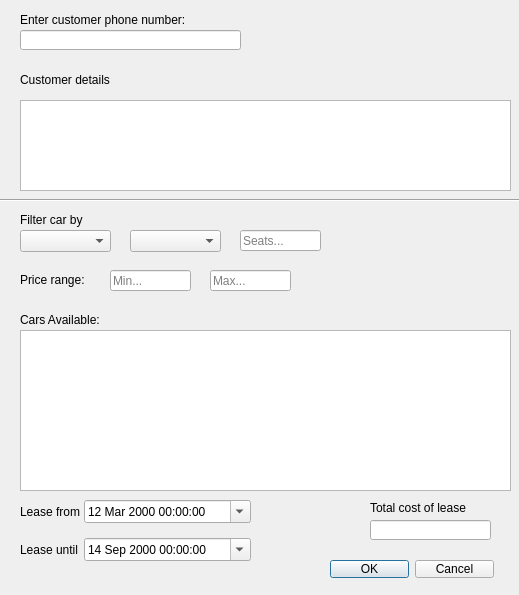
This is src/LeaseDialog.ui in Blodroed/RustyRides as Qt 5 draws it before an edit. The edited form follows.
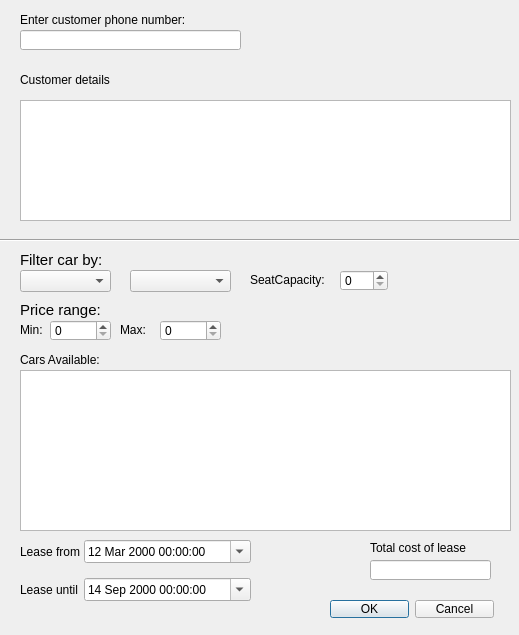
This is the edited form.

Commit message:
filter for cars finished
had to add a default constructor to customer for some dumb reason

Diff of the .ui file:
```diff
--- a/src/LeaseDialog.ui
+++ b/src/LeaseDialog.ui
@@ -7,7 +7,7 @@
     <x>0</x>
     <y>0</y>
     <width>519</width>
-    <height>595</height>
+    <height>635</height>
    </rect>
   </property>
   <property name="windowTitle">
@@ -17,7 +17,7 @@
    <property name="geometry">
     <rect>
      <x>20</x>
-     <y>230</y>
+     <y>270</y>
      <width>91</width>
      <height>22</height>
     </rect>
@@ -127,8 +127,8 @@
    <property name="geometry">
     <rect>
      <x>130</x>
-     <y>230</y>
-     <width>91</width>
+     <y>270</y>
+     <width>101</width>
      <height>22</height>
     </rect>
    </property>
@@ -176,7 +176,7 @@
    <property name="geometry">
     <rect>
      <x>20</x>
-     <y>330</y>
+     <y>370</y>
      <width>491</width>
      <height>161</height>
     </rect>
@@ -186,7 +186,7 @@
    <property name="geometry">
     <rect>
      <x>20</x>
-     <y>310</y>
+     <y>350</y>
      <width>211</width>
      <height>20</height>
     </rect>
@@ -202,7 +202,7 @@
    <property name="geometry">
     <rect>
      <x>330</x>
-     <y>560</y>
+     <y>600</y>
      <width>164</width>
      <height>18</height>
     </rect>
@@ -215,13 +215,18 @@
    <property name="geometry">
     <rect>
      <x>20</x>
-     <y>210</y>
+     <y>250</y>
      <width>111</width>
      <height>20</height>
     </rect>
    </property>
+   <property name="font">
+    <font>
+     <pointsize>11</pointsize>
+    </font>
+   </property>
    <property name="text">
-    <string>Filter car by</string>
+    <string>Filter car by:</string>
    </property>
    <property name="alignment">
     <set>Qt::AlignLeading|Qt::AlignLeft|Qt::AlignVCenter</set>
@@ -267,7 +272,7 @@
    <property name="geometry">
     <rect>
      <x>20</x>
-     <y>500</y>
+     <y>540</y>
      <width>231</width>
      <height>75</height>
     </rect>
@@ -343,7 +348,7 @@
    <property name="geometry">
     <rect>
      <x>370</x>
-     <y>500</y>
+     <y>540</y>
      <width>131</width>
      <height>16</height>
     </rect>
@@ -356,7 +361,7 @@
    <property name="geometry">
     <rect>
      <x>370</x>
-     <y>520</y>
+     <y>560</y>
      <width>121</width>
      <height>20</height>
     </rect>
@@ -369,67 +374,27 @@
    <property name="geometry">
     <rect>
      <x>20</x>
-     <y>270</y>
+     <y>300</y>
      <width>101</width>
      <height>20</height>
     </rect>
    </property>
+   <property name="font">
+    <font>
+     <pointsize>11</pointsize>
+    </font>
+   </property>
    <property name="text">
     <string>Price range:</string>
    </property>
   </widget>
-  <widget class="QLineEdit" name="MinPrice">
-   <property name="geometry">
-    <rect>
-     <x>110</x>
-     <y>270</y>
-     <width>81</width>
-     <height>21</height>
-    </rect>
-   </property>
-   <property name="text">
-    <string/>
-   </property>
-   <property name="placeholderText">
-    <string>Min...</string>
-   </property>
-  </widget>
-  <widget class="QLineEdit" name="MaxPrice">
-   <property name="geometry">
-    <rect>
-     <x>210</x>
-     <y>270</y>
-     <width>81</width>
-     <height>21</height>
-    </rect>
-   </property>
-   <property name="text">
-    <string/>
-   </property>
-   <property name="placeholderText">
-    <string>Max...</string>
-   </property>
-  </widget>
-  <widget class="QLineEdit" name="SeatCapacityFilter">
-   <property name="geometry">
-    <rect>
-     <x>240</x>
-     <y>230</y>
-     <width>81</width>
-     <height>21</height>
-    </rect>
-   </property>
-   <property name="placeholderText">
-    <string>Seats...</string>
-   </property>
-  </widget>
   <widget class="QTableWidget" name="FilteredCustomerTable">
    <property name="geometry">
     <rect>
      <x>20</x>
      <y>100</y>
      <width>491</width>
-     <height>91</height>
+     <height>121</height>
     </rect>
    </property>
   </widget>
@@ -437,7 +402,7 @@
    <property name="geometry">
     <rect>
      <x>-10</x>
-     <y>190</y>
+     <y>230</y>
      <width>541</width>
      <height>20</height>
     </rect>
@@ -446,6 +411,90 @@
     <enum>Qt::Horizontal</enum>
    </property>
   </widget>
+  <widget class="QSpinBox" name="SeatCapacityFilter">
+   <property name="geometry">
+    <rect>
+     <x>340</x>
+     <y>270</y>
+     <width>48</width>
+     <height>21</height>
+    </rect>
+   </property>
+  </widget>
+  <widget class="QLabel" name="SeatCapLabel">
+   <property name="geometry">
+    <rect>
+     <x>250</x>
+     <y>270</y>
+     <width>91</width>
+     <height>20</height>
+    </rect>
+   </property>
+   <property name="text">
+    <string>SeatCapacity:</string>
+   </property>
+  </widget>
+  <widget class="QLabel" name="MinLabel">
+   <property name="geometry">
+    <rect>
+     <x>20</x>
+     <y>320</y>
+     <width>31</width>
+     <height>20</height>
+    </rect>
+   </property>
+   <property name="text">
+    <string>Min:</string>
+   </property>
+  </widget>
+  <widget class="QLabel" name="MaxLabel">
+   <property name="geometry">
+    <rect>
+     <x>120</x>
+     <y>320</y>
+     <width>31</width>
+     <height>20</height>
+    </rect>
+   </property>
+   <property name="text">
+    <string>Max:</string>
+   </property>
+  </widget>
+  <widget class="QSpinBox" name="MinPriceFilter">
+   <property name="geometry">
+    <rect>
+     <x>50</x>
+     <y>320</y>
+     <width>61</width>
+     <height>21</height>
+    </rect>
+   </property>
+   <property name="maximum">
+    <number>1000000</number>
+   </property>
+   <property name="singleStep">
+    <number>100</number>
+   </property>
+  </widget>
+  <widget class="QSpinBox" name="MaxPriceFilter">
+   <property name="geometry">
+    <rect>
+     <x>160</x>
+     <y>320</y>
+     <width>61</width>
+     <height>21</height>
+    </rect>
+   </property>
+   <property name="minimum">
+    <number>0</number>
+   </property>
+   <property name="maximum">
+    <number>1000000</number>
+   </property>
+   <property name="singleStep">
+    <number>100</number>
+   </property>
+  </widget>
  </widget>
  <resources/>
  <connections/>
```
The commit also changes 3 other files.
